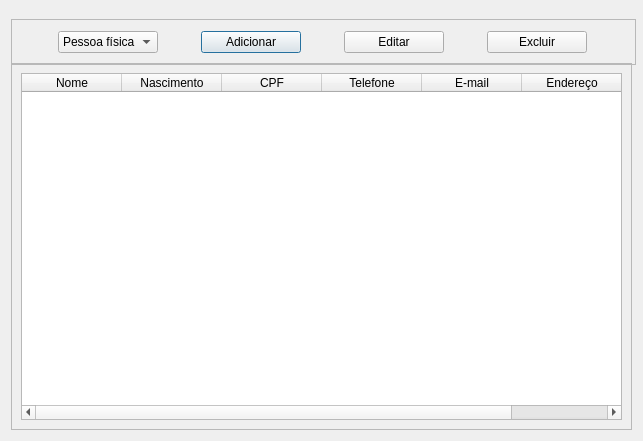
Marsango/GAIA, file interface/ui-qt/requester_window.ui: the form before one commit.
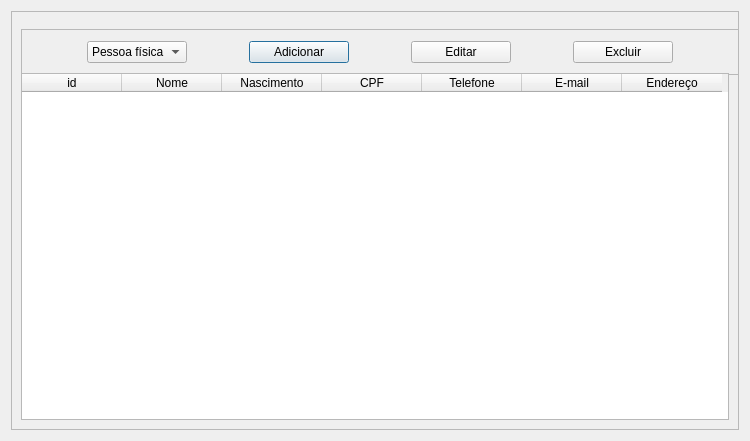
The form after the commit.

Diff of the .ui file:
```diff
--- a/interface/ui-qt/requester_window.ui
+++ b/interface/ui-qt/requester_window.ui
@@ -6,19 +6,19 @@
    <rect>
     <x>0</x>
     <y>0</y>
-    <width>643</width>
+    <width>750</width>
     <height>441</height>
    </rect>
   </property>
   <property name="minimumSize">
    <size>
-    <width>643</width>
+    <width>750</width>
     <height>441</height>
    </size>
   </property>
   <property name="maximumSize">
    <size>
-    <width>643</width>
+    <width>750</width>
     <height>441</height>
    </size>
   </property>
@@ -27,10 +27,25 @@
   </property>
   <layout class="QVBoxLayout" name="verticalLayout">
    <item>
+    <widget class="QFrame" name="frame">
+     <property name="minimumSize">
+      <size>
+       <width>712</width>
+       <height>0</height>
+      </size>
+     </property>
+     <property name="frameShape">
+      <enum>QFrame::Shape::StyledPanel</enum>
+     </property>
+     <property name="frameShadow">
+      <enum>QFrame::Shadow::Raised</enum>
+     </property>
+     <layout class="QVBoxLayout" name="verticalLayout_2">
+      <item>
     <widget class="QFrame" name="frame_2">
      <property name="minimumSize">
       <size>
-       <width>625</width>
+          <width>720</width>
        <height>46</height>
       </size>
      </property>
@@ -116,16 +131,12 @@
     </widget>
    </item>
    <item>
-    <widget class="QFrame" name="frame">
-     <property name="frameShape">
-      <enum>QFrame::Shape::StyledPanel</enum>
-     </property>
-     <property name="frameShadow">
-      <enum>QFrame::Shadow::Raised</enum>
-     </property>
-     <layout class="QVBoxLayout" name="verticalLayout_2">
-      <item>
        <widget class="QTableWidget" name="requester_table">
+        <column>
+         <property name="text">
+          <string>id</string>
+         </property>
+        </column>
         <column>
          <property name="text">
           <string>Nome</string>
```
Lines whose indentation alone changed are shown as unchanged.
